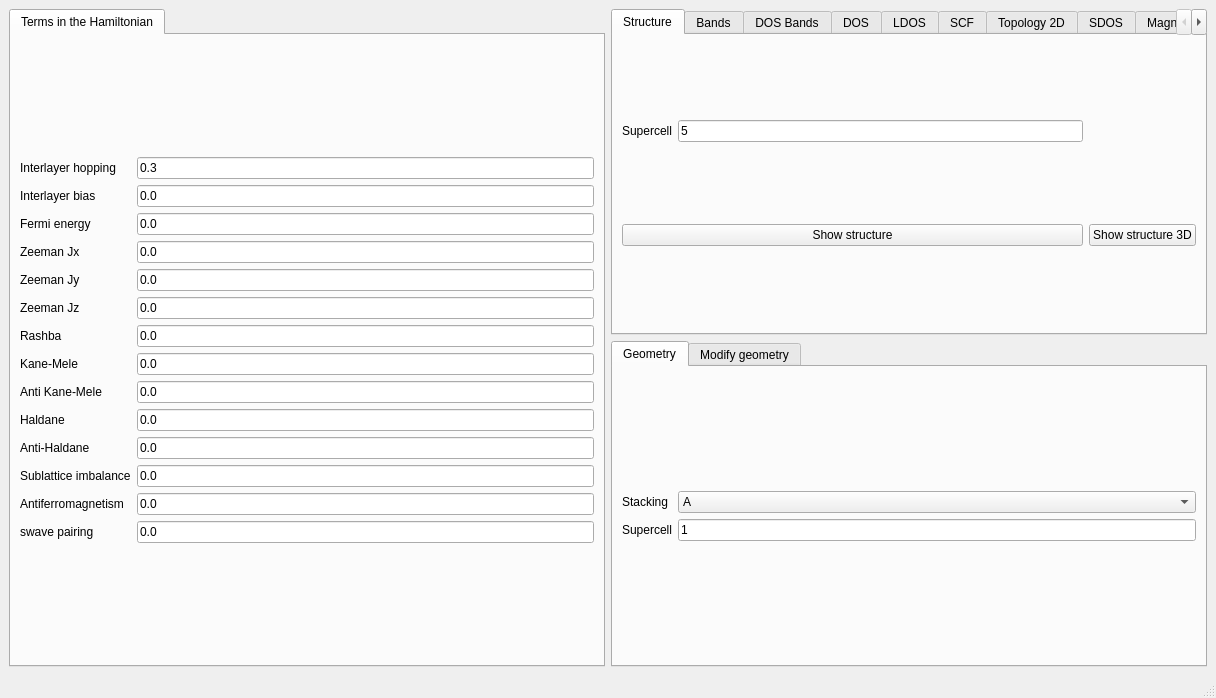
Old version of the form development/interface-pyqt/multilayergraphene/interface.ui in the repository joselado/quantum-honeycomp.
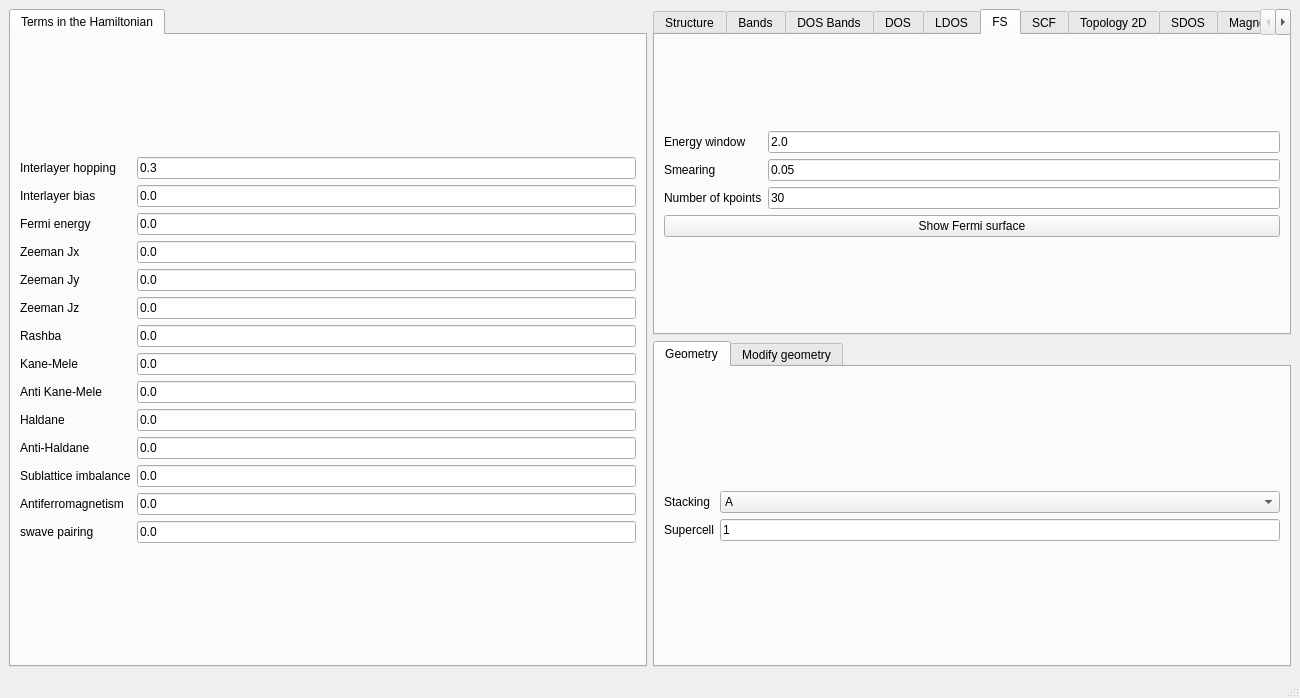
New version of the form. The open tabs and pages were chosen to show the change.

```diff
--- a/development/interface-pyqt/multilayergraphene/interface.ui
+++ b/development/interface-pyqt/multilayergraphene/interface.ui
@@ -6,7 +6,7 @@
    <rect>
     <x>0</x>
     <y>0</y>
-    <width>1216</width>
+    <width>1300</width>
     <height>698</height>
    </rect>
   </property>
@@ -596,6 +596,66 @@
         </item>
        </layout>
       </widget>
+      <widget class="QWidget" name="tab_17">
+       <attribute name="title">
+        <string>FS</string>
+       </attribute>
+       <layout class="QGridLayout" name="gridLayout_17">
+        <item row="0" column="0">
+         <layout class="QGridLayout" name="gridLayout_5">
+          <item row="0" column="1">
+           <widget class="QLineEdit" name="fs_ewindow">
+            <property name="text">
+             <string>2.0</string>
+            </property>
+           </widget>
+          </item>
+          <item row="1" column="1">
+           <widget class="QLineEdit" name="fs_delta">
+            <property name="text">
+             <string>0.05</string>
+            </property>
+           </widget>
+          </item>
+          <item row="2" column="1">
+           <widget class="QLineEdit" name="fs_nk">
+            <property name="text">
+             <string>30</string>
+            </property>
+           </widget>
+          </item>
+          <item row="0" column="0">
+           <widget class="QLabel" name="label_53">
+            <property name="text">
+             <string>Energy window</string>
+            </property>
+           </widget>
+          </item>
+          <item row="1" column="0">
+           <widget class="QLabel" name="label_55">
+            <property name="text">
+             <string>Smearing</string>
+            </property>
+           </widget>
+          </item>
+          <item row="2" column="0">
+           <widget class="QLabel" name="label_56">
+            <property name="text">
+             <string>Number of kpoints</string>
+            </property>
+           </widget>
+          </item>
+          <item row="3" column="0" colspan="2">
+           <widget class="QPushButton" name="show_fermi_surface">
+            <property name="text">
+             <string>Show Fermi surface</string>
+            </property>
+           </widget>
+          </item>
+         </layout>
+        </item>
+       </layout>
+      </widget>
       <widget class="QWidget" name="tab_8">
        <attribute name="title">
         <string>SCF</string>
@@ -898,66 +958,6 @@
         </item>
        </layout>
       </widget>
-      <widget class="QWidget" name="tab_16">
-       <attribute name="title">
-        <string>Fermi surface</string>
-       </attribute>
-       <layout class="QVBoxLayout" name="verticalLayout_3">
-        <item>
-         <widget class="QPushButton" name="show_fermi_surface">
-          <property name="text">
-           <string>Fermi surface</string>
-          </property>
-         </widget>
-        </item>
-        <item>
-         <layout class="QGridLayout" name="gridLayout_37">
-          <item row="1" column="0">
-           <widget class="QLabel" name="label_52">
-            <property name="text">
-             <string># of kpoints</string>
-            </property>
-           </widget>
-          </item>
-          <item row="2" column="1">
-           <widget class="QLineEdit" name="delta_fs">
-            <property name="text">
-             <string>0.1</string>
-            </property>
-           </widget>
-          </item>
-          <item row="0" column="1">
-           <widget class="QLineEdit" name="energy_fs">
-            <property name="text">
-             <string>0.0</string>
-            </property>
-           </widget>
-          </item>
-          <item row="2" column="0">
-           <widget class="QLabel" name="label_54">
-            <property name="text">
-             <string>Smearing</string>
-            </property>
-           </widget>
-          </item>
-          <item row="1" column="1">
-           <widget class="QLineEdit" name="nk_fs">
-            <property name="text">
-             <string>100</string>
-            </property>
-           </widget>
-          </item>
-          <item row="0" column="0">
-           <widget class="QLabel" name="label_40">
-            <property name="text">
-             <string>Energy</string>
-            </property>
-           </widget>
-          </item>
-         </layout>
-        </item>
-       </layout>
-      </widget>
       <widget class="QWidget" name="tab_15">
        <attribute name="title">
         <string>Sweep</string>
```
Left out of the diff: 2 changed lines with no effect on the pictures.
